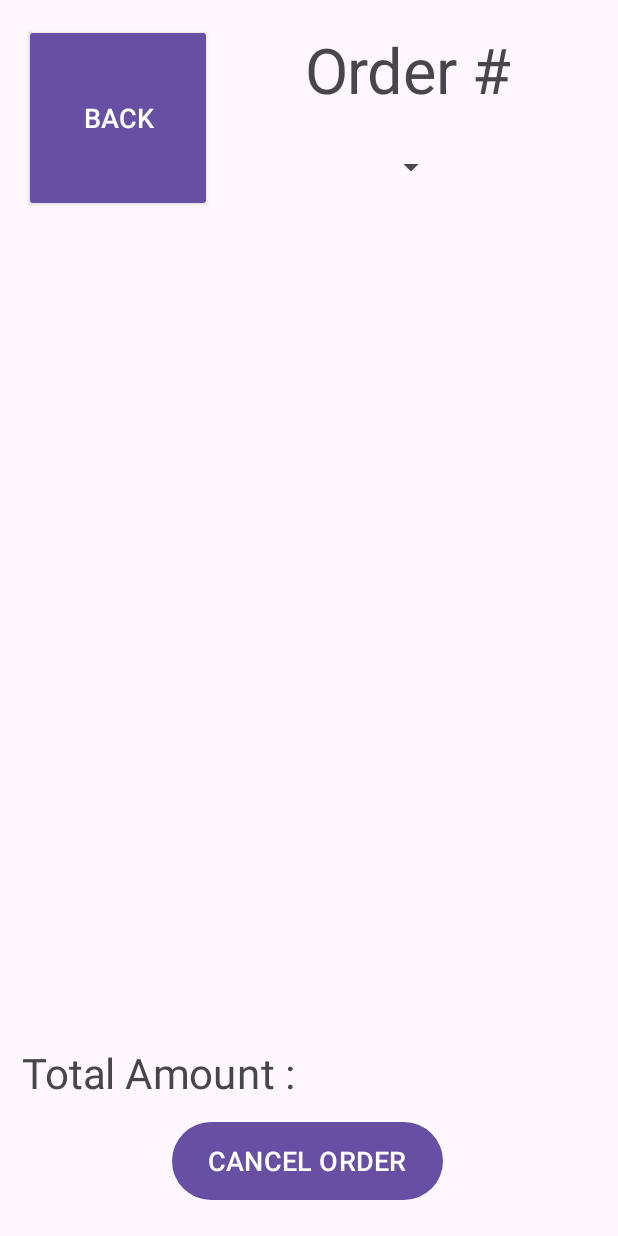
After one commit to benleiby/OrderManagerForAndroid, an Android app: the OrderListActivity screen opened directly, with no data from a screen before it, on a phone screen of 412 x 824 dp. The commit adds this screen. Run offline under Robolectric (Android 15) with nearby library versions, the phone set to English and light mode, and no system bars.

Commit message:
OrderList Function.

```diff
--- a/app/src/main/AndroidManifest.xml
+++ b/app/src/main/AndroidManifest.xml
@@ -12,6 +12,9 @@
             android:supportsRtl="true"
             android:theme="@style/Theme.OrderManagerForAndroid"
             tools:targetApi="31">
+        <activity
+                android:name=".OrderListActivity"
+                android:exported="false"/>
         <activity
                 android:name=".CurrentOrderActivity"
                 android:exported="false"/>
--- a/app/src/main/java/com/example/ordermanagerforandroid/CurrentOrderActivity.java
+++ b/app/src/main/java/com/example/ordermanagerforandroid/CurrentOrderActivity.java
@@ -31,7 +31,7 @@ public class CurrentOrderActivity extends AppCompatActivity implements ItemAdapt
         globalData = DataManager.getDataManager();
 
         // Set header txt
-        header = findViewById(R.id.currentOrderHeader);
+        header = findViewById(R.id.orderListHeader);
         String headerStr = "Order # " + globalData.getCurrentOrder().getORDER_NUMBER();
         header.setText(headerStr);
 
--- a/app/src/main/java/com/example/ordermanagerforandroid/MainActivity.java
+++ b/app/src/main/java/com/example/ordermanagerforandroid/MainActivity.java
@@ -26,4 +26,9 @@ public class MainActivity extends AppCompatActivity {
         startActivity(intent);
     }
 
+    public void onOrderListButtonClick(View view) {
+        Intent intent = new Intent(MainActivity.this, OrderListActivity.class);
+        startActivity(intent);
+    }
+
 }
--- /dev/null
+++ b/app/src/main/java/com/example/ordermanagerforandroid/OrderListActivity.java
@@ -0,0 +1,139 @@
+package com.example.ordermanagerforandroid;
+
+import android.annotation.SuppressLint;
+import android.app.AlertDialog;
+import android.content.Context;
+import android.content.DialogInterface;
+import android.view.View;
+import android.widget.*;
+import androidx.appcompat.app.AppCompatActivity;
+import android.os.Bundle;
+
+import java.util.ArrayList;
+
+public class OrderListActivity extends AppCompatActivity {
+
+    ListView ordersListView;
+    Spinner orderSpinner;
+    String [] orderNumbers;
+    String [] orderArray;
+    DataManager globalData;
+    ArrayAdapter<String> spinnerAdapter;
+    ArrayAdapter<String> listAdapter;
+    Context context;
+    TextView totalAmountDisplay;
+
+    @Override
+    protected void onCreate(Bundle savedInstanceState) {
+
+        super.onCreate(savedInstanceState);
+        setContentView(R.layout.activity_order_list);
+        globalData = DataManager.getDataManager();
+        context = this;
+
+        // Spinner Config
+        orderSpinner = findViewById(R.id.orderSpinner);
+        orderNumbers = getOrderNumbers();
+        spinnerAdapter = new ArrayAdapter<>(context, android.R.layout.simple_spinner_dropdown_item, orderNumbers);
+        orderSpinner.setAdapter(spinnerAdapter);
+
+        // List Config
+        ordersListView = findViewById(R.id.ordersListView);
+
+        // Total Amount Display
+        totalAmountDisplay = findViewById(R.id.totalDisplay);
+
+        orderSpinner.setOnItemSelectedListener(new AdapterView.OnItemSelectedListener() {
+            @Override
+            public void onItemSelected(AdapterView<?> parent, View view, int position, long id) {
+
+                orderArray = getOrderAsArray(Integer.parseInt(orderNumbers[position]));
+                listAdapter = new ArrayAdapter<>(context, android.R.layout.simple_list_item_1, orderArray);
+                ordersListView.setAdapter(listAdapter);
+
+                for (Order o : globalData.getOrderList()) {
+                    if (o.getORDER_NUMBER() == Integer.parseInt(orderNumbers[position])) {
+                        @SuppressLint("DefaultLocale") String totalStr = String.format("$ %.2f", o.totalAmount());
+                        totalAmountDisplay.setText(totalStr);
+                        break;
+                    }
+                }
+
+            }
+
+            @Override
+            public void onNothingSelected(AdapterView<?> parent) {
+                String toastMessage = "No orders have been placed.";
+                Toast.makeText(context, toastMessage, Toast.LENGTH_SHORT).show();
+            }
+
+        });
+
+        if (orderNumbers.length == 0) {
+            String toastMessage = "No orders have been placed.";
+            Toast.makeText(context, toastMessage, Toast.LENGTH_LONG).show();
+        }
+
+    }
+
+    private String [] getOrderNumbers() {
+
+        ArrayList<String> output = new ArrayList<>();
+        for (Order o : globalData.getOrderList()) {
+            output.add(String.valueOf(o.getORDER_NUMBER()));
+        }
+        return output.toArray(new String [0]);
+
+    }
+
+    private String [] getOrderAsArray(int orderNumber) {
+
+        ArrayList<String> output = new ArrayList<>();
+        for (Order o : globalData.getOrderList()) {
+            if (o.getORDER_NUMBER() == orderNumber) {
+                for (MenuItem item : o.getItems()) {
+                    output.add(item.toString());
+                }
+                break;
+            }
+        }
+        return output.toArray(new String[0]);
+
+    }
+
+    public void onCancelOrderButtonClicked(View view) {
+
+        if (orderSpinner.getSelectedItem() == null) {
+            String toastMessage = "No order selected";
+            Toast.makeText(context, toastMessage, Toast.LENGTH_SHORT).show();
+            return;
+        }
+
+        AlertDialog.Builder builder = new AlertDialog.Builder(view.getContext());
+        builder.setMessage("Are you sure you want to cancel order # " + orderSpinner.getSelectedItem().toString() + "?");
+        builder.setPositiveButton("CANCEL ORDER", new DialogInterface.OnClickListener() {
+            @Override
+            public void onClick(DialogInterface dialog, int which) {
+
+                globalData.getOrderList().removeIf(o -> o.getORDER_NUMBER() == Integer.parseInt(orderSpinner.getSelectedItem().toString()));
+
+                finish();
+
+                // Display a toast indicating that the order was cancelled
+                String toastMessage = "Order Cancelled.";
+                Toast.makeText(view.getContext(), toastMessage, Toast.LENGTH_SHORT).show();
+
+            }
+        });
+
+        builder.setNegativeButton("Go back", null);
+        builder.show();
+
+    }
+
+
+    public void back(View view) {
+        finish();
+    }
+
+}
--- a/app/src/main/res/layout/activity_current_order.xml
+++ b/app/src/main/res/layout/activity_current_order.xml
@@ -17,7 +17,7 @@
             android:onClick="back"/>
     <TextView
             android:layout_width="wrap_content"
-            android:layout_height="wrap_content" android:id="@+id/currentOrderHeader"
+            android:layout_height="wrap_content" android:id="@+id/orderListHeader"
             android:scaleX="3" android:scaleY="3"
             app:layout_constraintEnd_toEndOf="parent" app:layout_constraintTop_toTopOf="parent"
             android:layout_marginTop="72dp" app:layout_constraintStart_toEndOf="@+id/backButton"
@@ -54,7 +54,7 @@
     <Button
             android:text="@string/place_order"
             android:layout_width="wrap_content"
-            android:layout_height="0dp" android:id="@+id/placeOrderButton"
+            android:layout_height="0dp" android:id="@+id/cancelOrderButton"
             app:layout_constraintStart_toStartOf="parent" android:layout_marginStart="144dp"
             android:layout_marginEnd="144dp" app:layout_constraintEnd_toEndOf="parent"
             app:layout_constraintBottom_toBottomOf="parent" android:layout_marginBottom="20dp"
--- a/app/src/main/res/layout/activity_main.xml
+++ b/app/src/main/res/layout/activity_main.xml
@@ -55,6 +55,7 @@
                 android:text="@string/order_list_button_text"
                 android:layout_width="match_parent"
                 android:layout_height="match_parent" android:id="@+id/orderListButton" android:layout_weight="1"
-                style="?android:attr/buttonBarButtonStyle" android:textSize="24sp"/>
+                style="?android:attr/buttonBarButtonStyle" android:textSize="24sp"
+                android:onClick="onOrderListButtonClick"/>
     </LinearLayout>
 </androidx.constraintlayout.widget.ConstraintLayout>
--- /dev/null
+++ b/app/src/main/res/layout/activity_order_list.xml
@@ -0,0 +1,65 @@
+<?xml version="1.0" encoding="utf-8"?>
+<androidx.constraintlayout.widget.ConstraintLayout
+        xmlns:android="http://schemas.android.com/apk/res/android"
+        xmlns:tools="http://schemas.android.com/tools"
+        xmlns:app="http://schemas.android.com/apk/res-auto"
+        android:layout_width="match_parent"
+        android:layout_height="match_parent"
+        tools:context=".OrderListActivity">
+
+    <TextView
+            android:layout_width="wrap_content"
+            android:layout_height="wrap_content" android:id="@+id/totalDisplay"
+            android:scaleX="2" android:scaleY="2"
+            android:layout_marginStart="75dp"
+            app:layout_constraintStart_toEndOf="@+id/totalAmountLabel" app:layout_constraintBottom_toBottomOf="parent"
+            android:layout_marginBottom="99dp"/>
+    <TextView
+            android:layout_width="wrap_content"
+            android:layout_height="wrap_content"
+            android:text="@string/total_amount" android:scaleX="2" android:scaleY="2"
+            app:layout_constraintBottom_toBottomOf="parent" android:layout_marginBottom="100dp"
+            app:layout_constraintStart_toStartOf="parent" android:layout_marginStart="60dp"
+            android:id="@+id/totalAmountLabel"/>
+    <Button
+            android:text="@string/cancel_order"
+            android:layout_width="wrap_content"
+            android:layout_height="0dp" android:id="@+id/cancelOrderButton"
+            app:layout_constraintStart_toStartOf="parent" android:layout_marginStart="144dp"
+            android:layout_marginEnd="144dp" app:layout_constraintEnd_toEndOf="parent"
+            app:layout_constraintBottom_toBottomOf="parent" android:layout_marginBottom="20dp"
+            app:layout_constraintTop_toBottomOf="@+id/totalAmountLabel"
+            app:layout_constraintHorizontal_bias="0.513" app:layout_constraintVertical_bias="0.0"
+            android:textSize="18sp" android:layout_marginTop="20dp" android:onClick="onCancelOrderButtonClicked"/>
+    <TextView
+            android:layout_width="wrap_content"
+            android:layout_height="wrap_content" android:id="@+id/orderListHeader"
+            android:scaleX="3" android:scaleY="3"
+            app:layout_constraintTop_toTopOf="parent"
+            android:layout_marginTop="36dp"
+            android:text="@string/order" android:layout_marginStart="107dp"
+            app:layout_constraintStart_toEndOf="@+id/backButton" android:layout_marginEnd="116dp"
+            app:layout_constraintEnd_toEndOf="parent"/>
+    <Button
+            android:text="@string/back"
+            android:layout_width="125dp"
+            android:layout_height="125dp" android:id="@+id/backButton"
+            style="@style/Widget.AppCompat.Button" android:textSize="18sp" app:layout_constraintStart_toStartOf="parent"
+            android:layout_marginStart="16dp" app:layout_constraintTop_toTopOf="parent"
+            android:layout_marginTop="16dp"
+            android:onClick="back"/>
+    <Spinner
+            android:layout_width="wrap_content"
+            android:layout_height="61dp" android:id="@+id/orderSpinner"
+            android:layout_marginStart="46dp"
+            app:layout_constraintStart_toEndOf="@+id/backButton" android:layout_marginEnd="52dp"
+            app:layout_constraintEnd_toEndOf="parent" android:layout_marginTop="25dp"
+            app:layout_constraintTop_toBottomOf="@+id/orderListHeader"/>
+    <ListView
+            android:layout_width="0dp"
+            android:layout_height="0dp"
+            app:layout_constraintEnd_toEndOf="parent" app:layout_constraintStart_toStartOf="parent"
+            app:layout_constraintHorizontal_bias="0.0" android:layout_marginTop="20dp"
+            app:layout_constraintTop_toBottomOf="@+id/orderSpinner" android:id="@+id/ordersListView"
+            android:layout_marginBottom="20dp" app:layout_constraintBottom_toTopOf="@+id/totalAmountLabel"/>
+</androidx.constraintlayout.widget.ConstraintLayout>
--- a/app/src/main/res/values/strings.xml
+++ b/app/src/main/res/values/strings.xml
@@ -16,4 +16,6 @@
     <string name="total_amount">Total Amount :</string>
     <string name="sales_tax">Sales Tax :</string>
     <string name="subtotal">Subtotal :</string>
+    <string name="order">Order #</string>
+    <string name="cancel_order">CANCEL ORDER</string>
 </resources>
```
